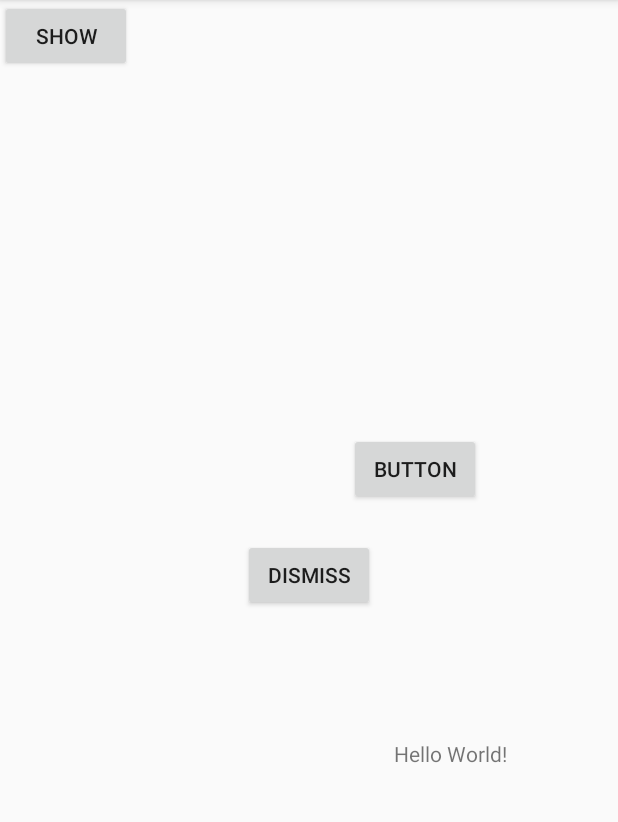
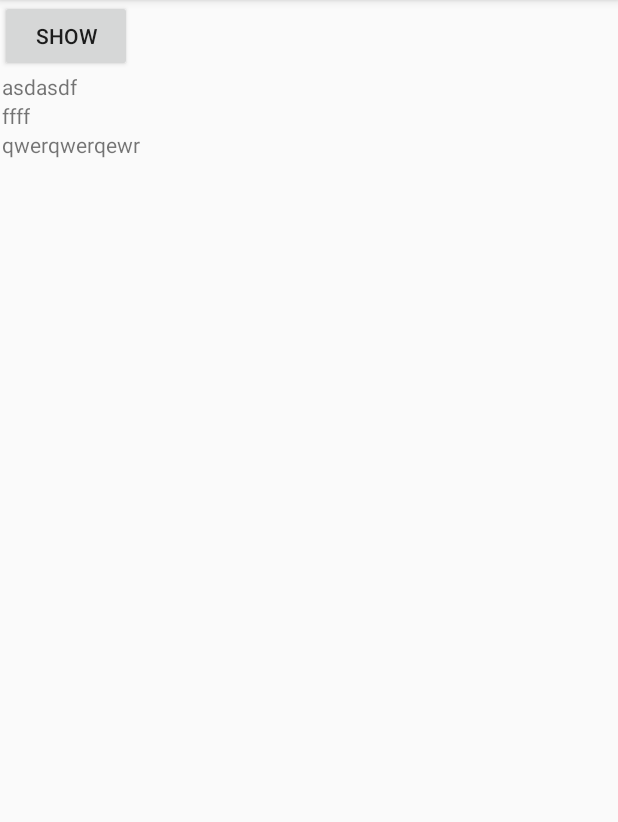
Before and after one commit to chpack/RealStar, an Android app: the screen it shows after launch (MainActivity), on a phone screen of 412 x 824 dp, the part 84-906 px from its top. Run offline under Robolectric (Android 15) with nearby library versions, the phone set to English and light mode, and no system bars.

Commit message:
Use RecyclerView

```diff
--- a/app/build.gradle
+++ b/app/build.gradle
@@ -31,6 +31,7 @@ dependencies {
     implementation 'androidx.appcompat:appcompat:1.1.0'
     implementation 'androidx.core:core-ktx:1.3.0'
     implementation 'androidx.constraintlayout:constraintlayout:1.1.3'
+    implementation 'androidx.recyclerview:recyclerview:1.1.0'
     testImplementation 'junit:junit:4.12'
     androidTestImplementation 'androidx.test.ext:junit:1.1.1'
     androidTestImplementation 'androidx.test.espresso:espresso-core:3.2.0'
--- a/app/src/main/java/com/example/realstar/MainActivity.kt
+++ b/app/src/main/java/com/example/realstar/MainActivity.kt
@@ -6,12 +6,18 @@ import android.net.Uri
 import android.os.Bundle
 import android.provider.Settings
 import android.util.Log
+import android.view.ViewGroup
+import android.widget.TextView
 import androidx.appcompat.app.AppCompatActivity
+import androidx.recyclerview.widget.LinearLayoutManager
+import androidx.recyclerview.widget.RecyclerView
 import kotlinx.android.synthetic.main.activity_main.*
 
 class MainActivity : AppCompatActivity() {
 
     lateinit var sky: Sky
+    var ss = arrayOf("asdasdf", "ffff", "qwerqwerqewr")
+
 
     @SuppressLint("ClickableViewAccessibility")
     override fun onCreate(savedInstanceState: Bundle?) {
@@ -28,6 +34,17 @@ class MainActivity : AppCompatActivity() {
                 getPermis()
             }
         }
+
+        val mainIntent = Intent(Intent.ACTION_MAIN)
+        mainIntent.addCategory(Intent.CATEGORY_LAUNCHER)
+        var apps = packageManager.queryIntentActivities(mainIntent, 0)
+
+
+        var lm = LinearLayoutManager(this)
+        lists.layoutManager = lm
+
+        var listAdapter = AppListAdapter(ss)
+        lists.adapter = listAdapter
     }
 
 
@@ -49,3 +66,25 @@ class MainActivity : AppCompatActivity() {
     }
 
 }
+
+class ViewH(var view: TextView) : RecyclerView.ViewHolder(view) {
+
+}
+
+class AppListAdapter(var apps: Array<String>) : RecyclerView.Adapter<ViewH>() {
+
+    override fun onCreateViewHolder(parent: ViewGroup, viewType: Int): ViewH {
+        val t = TextView(parent.context)
+        return ViewH(t)
+    }
+
+    override fun getItemCount(): Int {
+        return apps.size
+    }
+
+    override fun onBindViewHolder(holder: ViewH, position: Int) {
+        holder.view.text = apps[position]
+    }
+
+
+}
--- a/app/src/main/res/layout/activity_main.xml
+++ b/app/src/main/res/layout/activity_main.xml
@@ -7,18 +7,6 @@
     android:id="@+id/clay"
     tools:context=".MainActivity">
 
-    <TextView
-        android:id="@+id/textView"
-        android:layout_width="wrap_content"
-        android:layout_height="wrap_content"
-        android:text="Hello World!"
-        app:layout_constraintBottom_toBottomOf="parent"
-        app:layout_constraintHorizontal_bias="0.781"
-        app:layout_constraintLeft_toLeftOf="parent"
-        app:layout_constraintRight_toRightOf="parent"
-        app:layout_constraintTop_toTopOf="parent"
-        app:layout_constraintVertical_bias="0.658" />
-
     <Button
         android:id="@+id/showbut"
         android:layout_width="wrap_content"
@@ -27,27 +15,18 @@
         app:layout_constraintStart_toStartOf="parent"
         app:layout_constraintTop_toTopOf="parent" />
 
-    <Button
-        android:id="@+id/button4"
-        android:layout_width="wrap_content"
-        android:layout_height="wrap_content"
-        android:text="Button"
-        app:layout_constraintCircle="@id/dissbut"
-        app:layout_constraintCircleAngle="45"
-        app:layout_constraintCircleRadius="100dp"
-        tools:layout_editor_absoluteX="280dp"
-        tools:layout_editor_absoluteY="542dp" />
-
-    <Button
-        android:id="@+id/dissbut"
-        android:layout_width="wrap_content"
-        android:layout_height="wrap_content"
-        android:text="@string/dismiss"
+    <androidx.recyclerview.widget.RecyclerView
+        android:id="@+id/lists"
+        android:layout_width="0dp"
+        android:layout_height="0dp"
+        android:layout_marginStart="1dp"
+        android:layout_marginEnd="1dp"
         app:layout_constraintBottom_toBottomOf="parent"
         app:layout_constraintEnd_toEndOf="parent"
+        app:layout_constraintHorizontal_bias="0.66"
         app:layout_constraintStart_toStartOf="parent"
-        app:layout_constraintTop_toTopOf="parent"
-        app:layout_constraintVertical_bias="0.499" />
+        app:layout_constraintTop_toBottomOf="@+id/showbut"
+        app:layout_constraintVertical_bias="0.436" />
 
 
 </androidx.constraintlayout.widget.ConstraintLayout>
```
